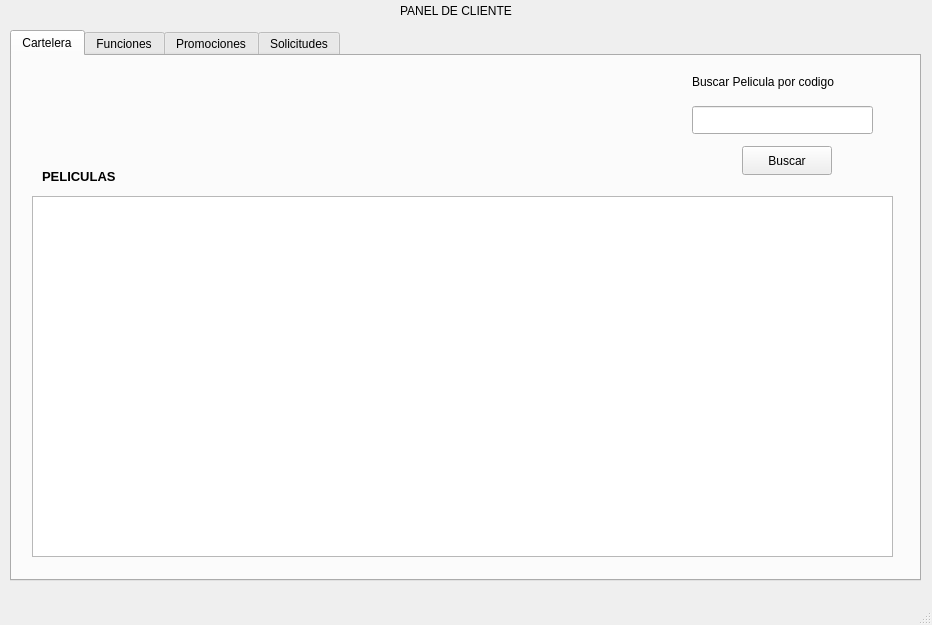
First picture: the form in EDD_Fase1/ProyectoF1/ui/cliente.ui, repository MynorCanel/EDD_2S2026_PY_202307548, before the edit.
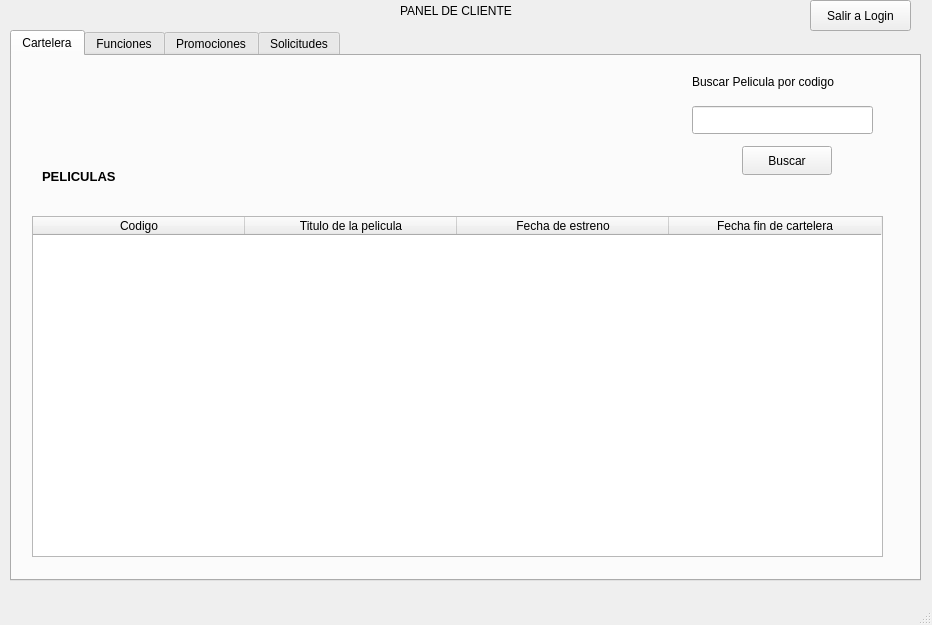
Second picture: the form after the edit.

Commit message: Se agrego parte de la logica de los clientes

What changed in the file:
```diff
--- a/EDD_Fase1/ProyectoF1/ui/cliente.ui
+++ b/EDD_Fase1/ProyectoF1/ui/cliente.ui
@@ -34,11 +34,37 @@
       <property name="geometry">
        <rect>
         <x>20</x>
-        <y>140</y>
-        <width>861</width>
-        <height>361</height>
+        <y>160</y>
+        <width>851</width>
+        <height>341</height>
        </rect>
       </property>
+      <attribute name="horizontalHeaderCascadingSectionResizes">
+       <bool>false</bool>
+      </attribute>
+      <attribute name="horizontalHeaderDefaultSectionSize">
+       <number>212</number>
+      </attribute>
+      <column>
+       <property name="text">
+        <string>Codigo</string>
+       </property>
+      </column>
+      <column>
+       <property name="text">
+        <string>Titulo de la pelicula</string>
+       </property>
+      </column>
+      <column>
+       <property name="text">
+        <string>Fecha de estreno</string>
+       </property>
+      </column>
+      <column>
+       <property name="text">
+        <string>Fecha fin de cartelera</string>
+       </property>
+      </column>
      </widget>
      <widget class="QLabel" name="label_2">
       <property name="geometry">
@@ -451,6 +477,19 @@
      <string>PANEL DE CLIENTE</string>
     </property>
    </widget>
+   <widget class="QPushButton" name="botonSalir">
+    <property name="geometry">
+     <rect>
+      <x>810</x>
+      <y>0</y>
+      <width>101</width>
+      <height>31</height>
+     </rect>
+    </property>
+    <property name="text">
+     <string>Salir a Login</string>
+    </property>
+   </widget>
   </widget>
   <widget class="QMenuBar" name="menubar">
    <property name="geometry">
```
The commit also changes 9 other files.
